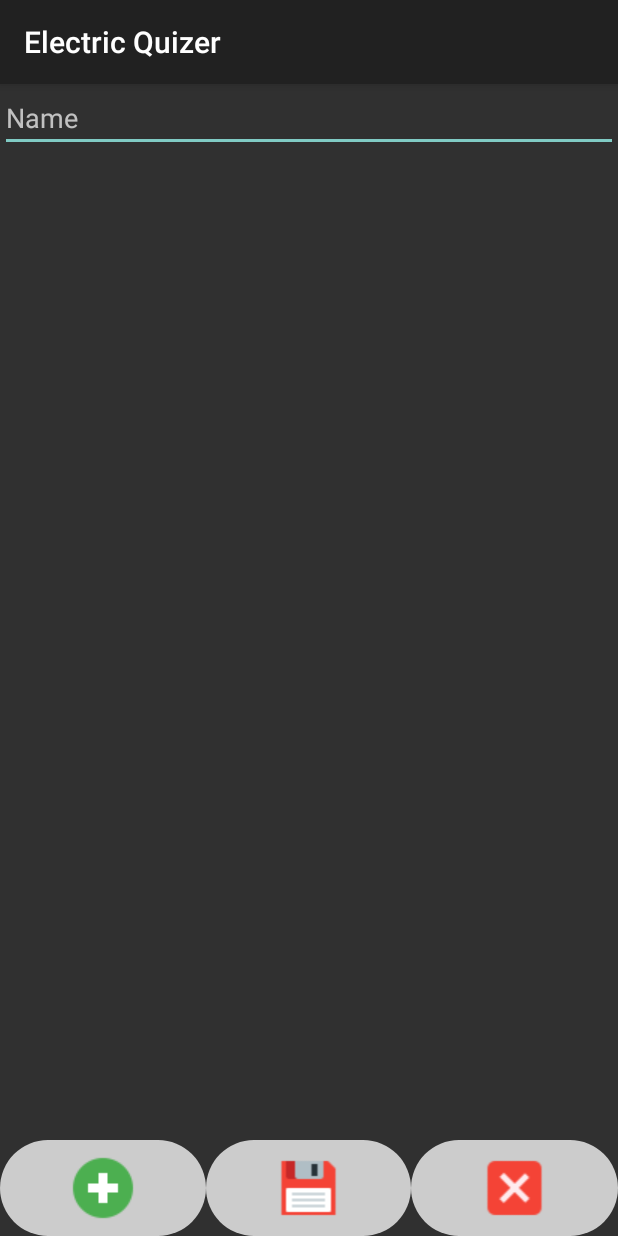
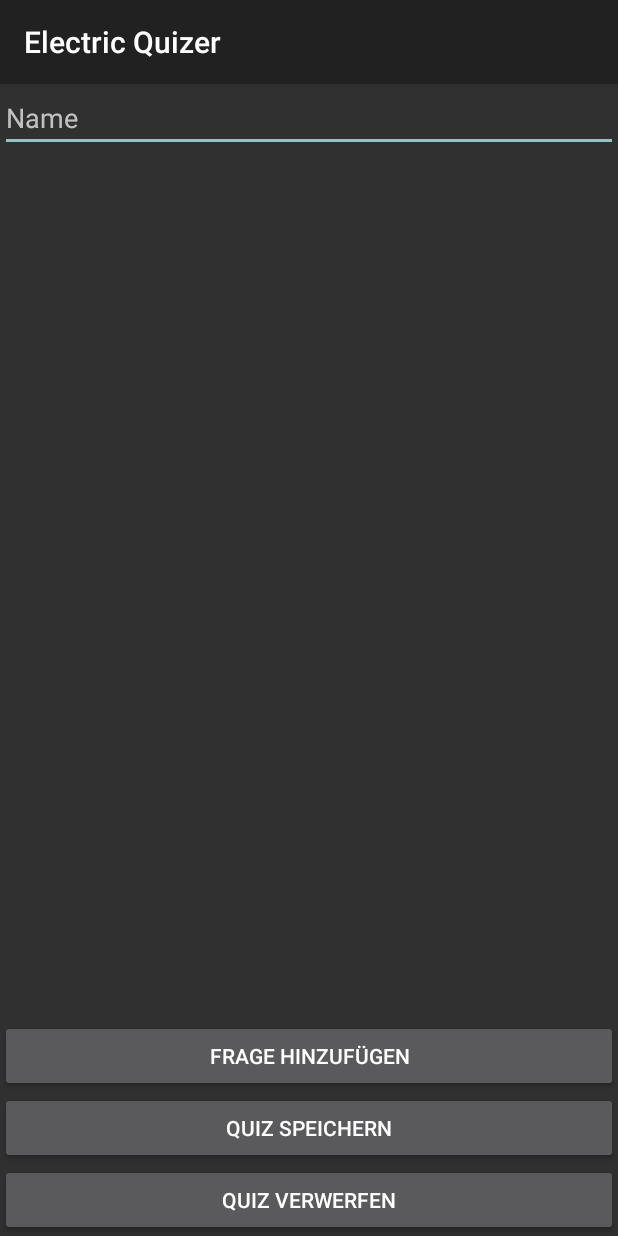
Before and after one commit to Goala/moco, an Android app: the screen it shows after launch (QuizEditorActivity), after a tap on "QUIZ ERSTELLEN", on a phone screen of 412 x 824 dp. Run offline under Robolectric (Android 15) with nearby library versions, the phone set to English and light mode, and no system bars; our stand-ins replace Firebase (no records; nobody signed in at launch, a user with empty details on screens opened directly).

Commit message:
QuizEditorActivity: improved toolbar and editing of questions

```diff
--- a/eq-app/app/src/main/java/topgrost/mocoquizer/quiz/QuizEditorActivity.java
+++ b/eq-app/app/src/main/java/topgrost/mocoquizer/quiz/QuizEditorActivity.java
@@ -7,21 +7,18 @@ import android.os.Bundle;
 import android.support.annotation.Nullable;
 import android.support.v7.app.AppCompatActivity;
 import android.view.View;
-import android.widget.ImageView;
+import android.widget.Button;
 import android.widget.LinearLayout;
 import android.widget.TextView;
 
-import com.google.firebase.FirebaseApp;
 import com.google.firebase.database.DatabaseReference;
 import com.google.firebase.database.FirebaseDatabase;
-import com.google.gson.Gson;
 
 import java.util.LinkedList;
 import java.util.List;
 
 import topgrost.mocoquizer.MainActivity;
 import topgrost.mocoquizer.R;
-import topgrost.mocoquizer.lobby.LobbyActivity;
 import topgrost.mocoquizer.quiz.model.Question;
 import topgrost.mocoquizer.quiz.model.Quiz;
 import topgrost.mocoquizer.quiz.view.QuestionEditorFragment;
@@ -36,13 +33,13 @@ public class QuizEditorActivity extends AppCompatActivity implements View.OnClic
 
         setContentView(R.layout.quiz_editor);
 
-        ImageView btnAddQuestion = findViewById(R.id.quizEditorAddQuestion);
+        Button btnAddQuestion = findViewById(R.id.quizEditorAddQuestion);
         btnAddQuestion.setOnClickListener(this);
 
-        ImageView btnSave = findViewById(R.id.quizEditorSave);
+        Button btnSave = findViewById(R.id.quizEditorSave);
         btnSave.setOnClickListener(this);
 
-        ImageView btnReset = findViewById(R.id.quizEditorReset);
+        Button btnReset = findViewById(R.id.quizEditorReset);
         btnReset.setOnClickListener(this);
     }
 
--- a/eq-app/app/src/main/java/topgrost/mocoquizer/quiz/view/QuestionEditorFragment.java
+++ b/eq-app/app/src/main/java/topgrost/mocoquizer/quiz/view/QuestionEditorFragment.java
@@ -1,5 +1,6 @@
 package topgrost.mocoquizer.quiz.view;
 
+import android.app.Activity;
 import android.app.Fragment;
 import android.app.FragmentManager;
 import android.app.FragmentTransaction;
@@ -8,7 +9,8 @@ import android.support.annotation.Nullable;
 import android.view.LayoutInflater;
 import android.view.View;
 import android.view.ViewGroup;
-import android.widget.ImageView;
+import android.view.inputmethod.InputMethodManager;
+import android.widget.Button;
 import android.widget.NumberPicker;
 import android.widget.TextView;
 
@@ -37,7 +39,7 @@ public class QuestionEditorFragment extends Fragment implements View.OnClickList
         final TextView questionTextView = view.findViewById(R.id.quizEditorQuestionText);
         questionTextView.requestFocus();
 
-        final ImageView btnSave = view.findViewById(R.id.quizEditorApply);
+        final Button btnSave = view.findViewById(R.id.quizEditorApply);
         btnSave.setOnClickListener(this);
     }
 
@@ -45,6 +47,8 @@ public class QuestionEditorFragment extends Fragment implements View.OnClickList
     public void onDestroyView() {
         super.onDestroyView();
 
+        InputMethodManager inputMethodManager = (InputMethodManager) getActivity().getSystemService(Activity.INPUT_METHOD_SERVICE);
+        inputMethodManager.hideSoftInputFromWindow(getActivity().getCurrentFocus().getWindowToken(), 0);
         updateToolbarVisibility(View.VISIBLE);
     }
 
@@ -67,21 +71,21 @@ public class QuestionEditorFragment extends Fragment implements View.OnClickList
         ((QuizEditorActivity) getActivity()).addQuestion(getQuestionData());
     }
 
-    private Question getQuestionData(){
+    private Question getQuestionData() {
         final Question question = new Question();
-        question.setText(((TextView)getView().findViewById(R.id.quizEditorQuestionText)).getText().toString());
-        question.setTime_seconds(((NumberPicker)getView().findViewById(R.id.quizEditorTimeSeconds)).getValue());
+        question.setText(((TextView) getView().findViewById(R.id.quizEditorQuestionText)).getText().toString());
+        question.setTime_seconds(((NumberPicker) getView().findViewById(R.id.quizEditorTimeSeconds)).getValue());
 
         final Answer answerOne = new Answer();
-        answerOne.setText(((TextView)getView().findViewById(R.id.quizEditorAnswerText1)).getText().toString());
+        answerOne.setText(((TextView) getView().findViewById(R.id.quizEditorAnswerText1)).getText().toString());
         answerOne.setCorrect(getView().findViewById(R.id.quizEditorQuestionAnswer1).isSelected());
 
         final Answer answerTwo = new Answer();
-        answerTwo.setText(((TextView)getView().findViewById(R.id.quizEditorAnswerText2)).getText().toString());
+        answerTwo.setText(((TextView) getView().findViewById(R.id.quizEditorAnswerText2)).getText().toString());
         answerTwo.setCorrect(getView().findViewById(R.id.quizEditorQuestionAnswer2).isSelected());
 
         final Answer answerThree = new Answer();
-        answerThree.setText(((TextView)getView().findViewById(R.id.quizEditorAnswerText3)).getText().toString());
+        answerThree.setText(((TextView) getView().findViewById(R.id.quizEditorAnswerText3)).getText().toString());
         answerThree.setCorrect(getView().findViewById(R.id.quizEditorQuestionAnswer3).isSelected());
 
         question.getAnswers().add(answerOne);
--- a/eq-app/app/src/main/res/layout/quiz_editor.xml
+++ b/eq-app/app/src/main/res/layout/quiz_editor.xml
@@ -35,38 +35,25 @@
         android:layout_weight="0.5">
     </RelativeLayout>
 
-    <LinearLayout
-        android:id="@+id/quizEditorButtonBar"
+
+    <Button
+        android:id="@+id/quizEditorAddQuestion"
         android:layout_width="match_parent"
         android:layout_height="wrap_content"
-        android:orientation="horizontal"
-        android:gravity="center">
+        android:padding="8px"
+        android:text="Frage hinzufügen" />
 
-        <ImageView
-            android:id="@+id/quizEditorAddQuestion"
-            android:layout_width="wrap_content"
-            android:layout_height="match_parent"
-            android:layout_weight="0.3"
-            android:padding="8dp"
-            android:background="@drawable/roundedbutton"
-            android:src="@drawable/icons8_plus_48" />
+    <Button
+        android:id="@+id/quizEditorSave"
+        android:layout_width="match_parent"
+        android:layout_height="wrap_content"
+        android:padding="8px"
+        android:text="Quiz speichern" />
 
-        <ImageView
-            android:id="@+id/quizEditorSave"
-            android:layout_width="wrap_content"
-            android:layout_height="match_parent"
-            android:layout_weight="0.3"
-            android:padding="8dp"
-            android:background="@drawable/roundedbutton"
-            android:src="@drawable/icons8_save_48" />
-
-        <ImageView
-            android:id="@+id/quizEditorReset"
-            android:layout_width="wrap_content"
-            android:layout_height="match_parent"
-            android:layout_weight="0.3"
-            android:padding="8dp"
-            android:background="@drawable/roundedbutton"
-            android:src="@drawable/icons8_close_window_48" />
-    </LinearLayout>
+    <Button
+        android:id="@+id/quizEditorReset"
+        android:layout_width="match_parent"
+        android:layout_height="wrap_content"
+        android:padding="8px"
+        android:text="Quiz verwerfen" />
 </LinearLayout>
--- a/eq-app/app/src/main/res/layout/quiz_editor_question.xml
+++ b/eq-app/app/src/main/res/layout/quiz_editor_question.xml
@@ -92,11 +92,9 @@
             android:layout_weight=".70"/>
     </LinearLayout>
 
-    <ImageView
+    <Button
         android:id="@+id/quizEditorApply"
         android:layout_width="match_parent"
-        android:layout_height="wrap_content"
-        android:gravity="center"
-        android:background="@drawable/roundedbutton"
-        android:src="@drawable/icons8_checkmark_48" />
+        android:layout_height="50dp"
+        android:text="Änderungen übernehmen" />
 </LinearLayout>
```
Also changed, not shown: eq-app/app/src/main/res/drawable/icons8_checkmark_48.png (deleted), eq-app/app/src/main/res/drawable/icons8_close_window_48.png (deleted), eq-app/app/src/main/res/drawable/icons8_plus_48.png (deleted), eq-app/app/src/main/res/drawable/icons8_save_48.png (deleted).
